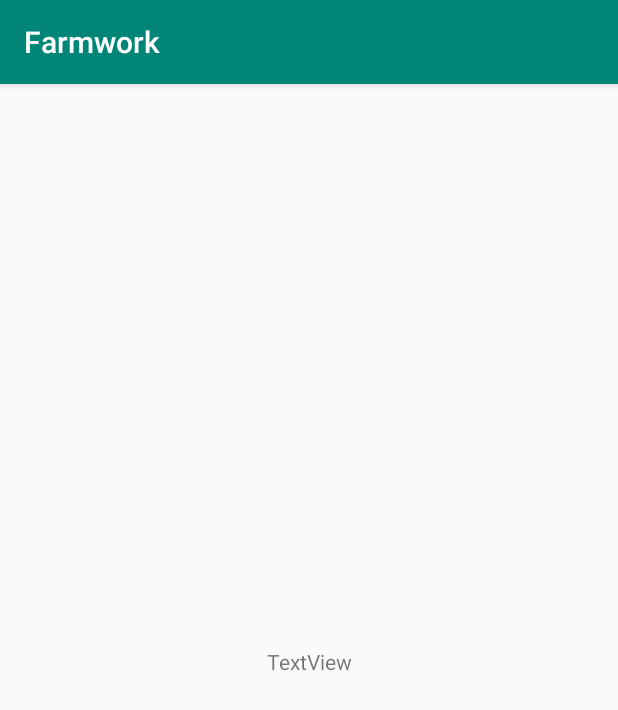
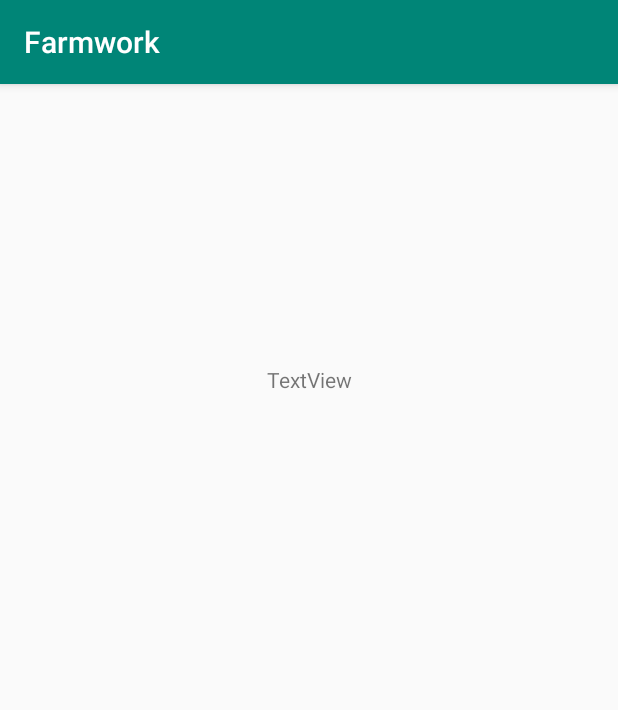
Before and after one commit to Luckl2000/Farmwork, an Android app: the screen it shows after launch (MainActivity), on a phone screen of 412 x 824 dp. Shown: the top 710 px of the screen. Run offline under Robolectric (Android 15) with nearby library versions, the phone set to English and light mode, and no system bars.

```diff
--- a/app/src/main/res/layout/activity_main.xml
+++ b/app/src/main/res/layout/activity_main.xml
@@ -19,5 +19,6 @@
         app:layout_constraintBottom_toBottomOf="parent"
         app:layout_constraintEnd_toEndOf="parent"
         app:layout_constraintStart_toStartOf="parent"
-        app:layout_constraintTop_toTopOf="parent" />
+        app:layout_constraintTop_toTopOf="parent"
+        app:layout_constraintVertical_bias="0.244" />
 </android.support.constraint.ConstraintLayout>
```
